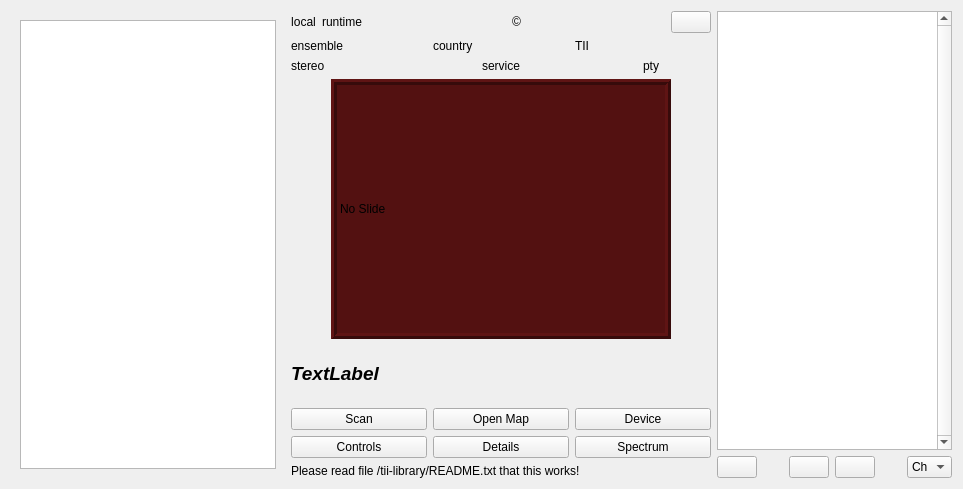
Old version of the form forms/dabradio.ui in the repository tomneda/DABstar.
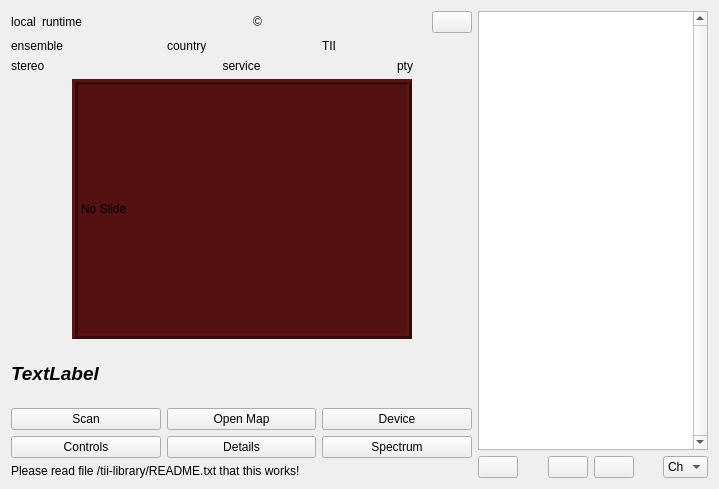
New version of the form. Icons and pictures are not drawn.

Commit message: Remove ensemble display

Diff of the .ui file:
```diff
--- a/forms/dabradio.ui
+++ b/forms/dabradio.ui
@@ -6,7 +6,7 @@
    <rect>
     <x>0</x>
     <y>0</y>
-    <width>963</width>
+    <width>719</width>
     <height>489</height>
    </rect>
   </property>
@@ -16,42 +16,7 @@
     <verstretch>0</verstretch>
    </sizepolicy>
   </property>
-  <layout class="QHBoxLayout" name="horizontalLayout_5">
-   <item>
-    <layout class="QVBoxLayout" name="verticalLayout_2">
-     <item>
-      <widget class="QWidget" name="leftPane" native="true">
-       <property name="sizePolicy">
-        <sizepolicy hsizetype="Preferred" vsizetype="Preferred">
-         <horstretch>3</horstretch>
-         <verstretch>0</verstretch>
-        </sizepolicy>
-       </property>
-       <layout class="QVBoxLayout" name="verticalLayout_3">
-        <item>
-         <widget class="QListView" name="ensembleDisplay">
-          <property name="sizePolicy">
-           <sizepolicy hsizetype="Preferred" vsizetype="MinimumExpanding">
-            <horstretch>2</horstretch>
-            <verstretch>0</verstretch>
-           </sizepolicy>
-          </property>
-          <property name="font">
-           <font>
-            <family>DejaVu Sans</family>
-            <pointsize>10</pointsize>
-           </font>
-          </property>
-          <property name="toolTip">
-           <string>&lt;html&gt;&lt;head/&gt;&lt;body&gt;&lt;p&gt;Selecting a service is by clicking with the &lt;span style=&quot; font-weight:600; font-style:italic;&quot;&gt;left &lt;/span&gt;mouse button on the name of the service.&lt;/p&gt;&lt;p&gt;Clicking with the &lt;span style=&quot; font-weight:600; font-style:italic;&quot;&gt;right mouse button on the name of the selected service &lt;/span&gt;in this list will add the service to the presets.&lt;/p&gt;&lt;p&gt;Clicking with the right mouse button on the name of any other of the listed (audio)services will start a background process, with which the AAC frames are stored onto a file&lt;/p&gt;&lt;/body&gt;&lt;/html&gt;</string>
-          </property>
-         </widget>
-        </item>
-       </layout>
-      </widget>
-     </item>
-    </layout>
-   </item>
+  <layout class="QHBoxLayout" name="horizontalLayout_5" stretch="2,1">
    <item>
     <layout class="QVBoxLayout" name="verticalLayout">
      <item>
```
The commit also changes 2 other files.
